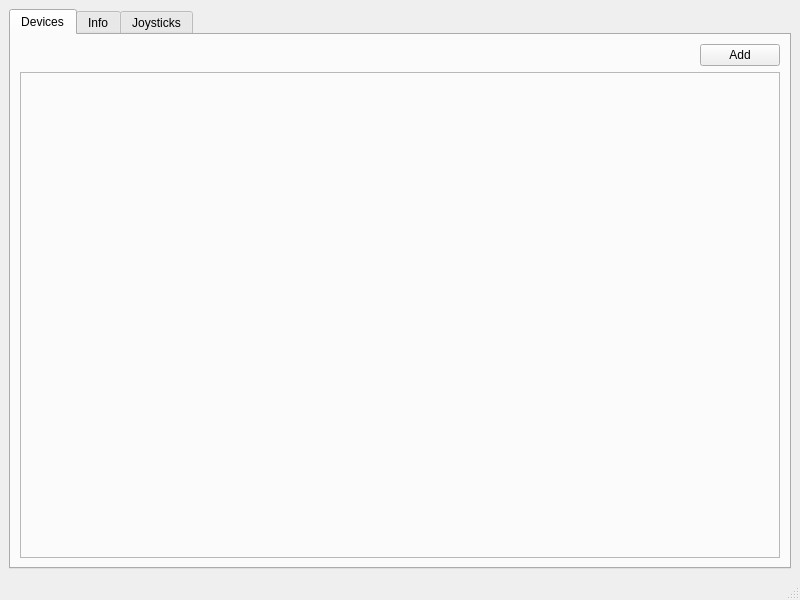
Before: the Qt Designer form Source/Application/MainWindow.ui in knight666/pitstop, drawn with Qt 5.
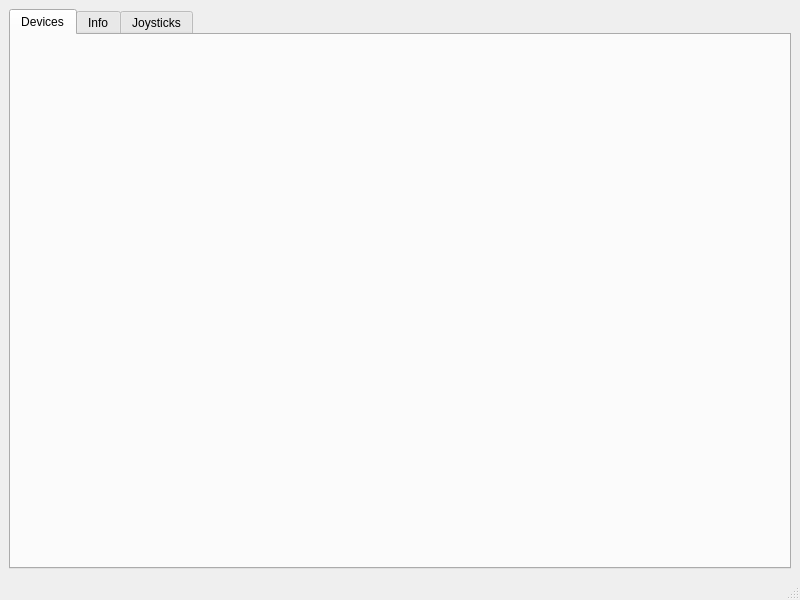
After: the same form once the commit is applied. The open tabs and pages were chosen to show the change. Custom widgets are drawn as their Qt base class.

Commit message: Moved devices tab to its own class and form.

```diff
--- a/Source/Application/MainWindow.ui
+++ b/Source/Application/MainWindow.ui
@@ -24,38 +24,7 @@
        <attribute name="title">
         <string>Devices</string>
        </attribute>
-       <layout class="QGridLayout" name="gridLayout_3">
-        <item row="0" column="1">
-         <widget class="QPushButton" name="pushButton_2">
-          <property name="text">
-           <string>Add</string>
-          </property>
-         </widget>
-        </item>
-        <item row="0" column="0">
-         <spacer name="horizontalSpacer_2">
-          <property name="orientation">
-           <enum>Qt::Horizontal</enum>
-          </property>
-          <property name="sizeHint" stdset="0">
-           <size>
-            <width>40</width>
-            <height>20</height>
-           </size>
-          </property>
-         </spacer>
-        </item>
-        <item row="1" column="0" colspan="2">
-         <widget class="QFrame" name="frame">
-          <property name="frameShape">
-           <enum>QFrame::StyledPanel</enum>
-          </property>
-          <property name="frameShadow">
-           <enum>QFrame::Raised</enum>
-          </property>
-         </widget>
-        </item>
-       </layout>
+       <layout class="QGridLayout" name="gridLayout_3"/>
       </widget>
       <widget class="QWidget" name="tabInfo">
        <attribute name="title">
@@ -102,6 +71,12 @@
    <header>TabJoysticks.h</header>
    <container>1</container>
   </customwidget>
+  <customwidget>
+   <class>Pitstop::TabDevices</class>
+   <extends>QWidget</extends>
+   <header>TabDevices.h</header>
+   <container>1</container>
+  </customwidget>
  </customwidgets>
  <resources/>
  <connections/>
```
Left out of the diff: 4 changed lines with no effect on the pictures. The commit also changes 6 other files.
